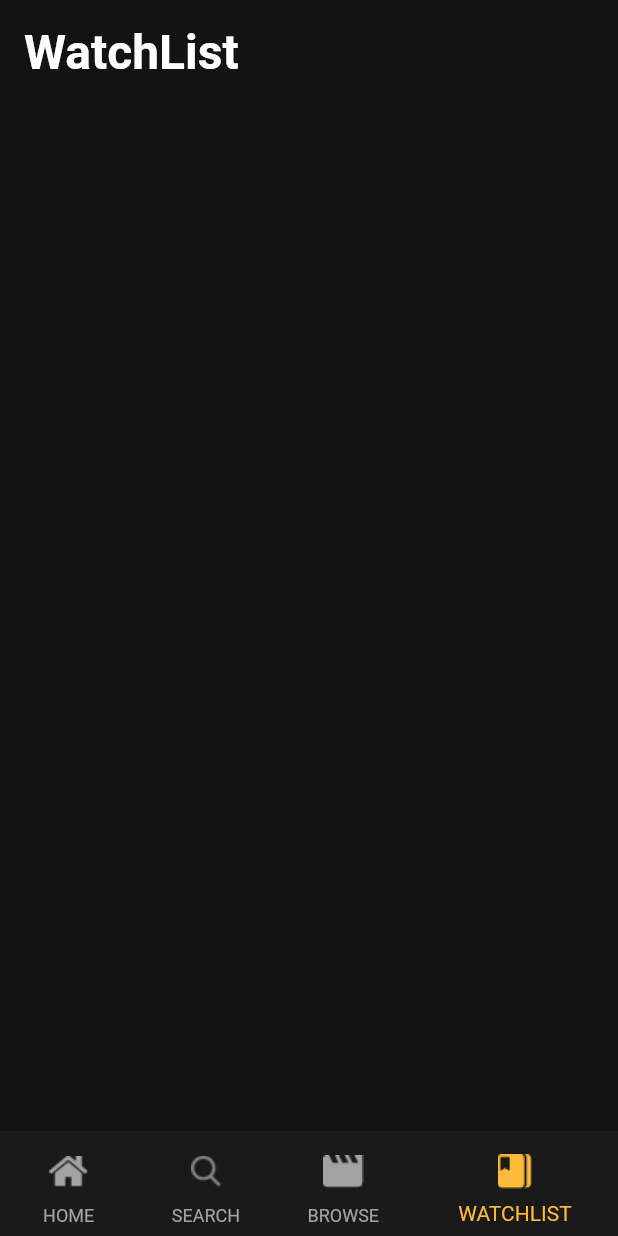
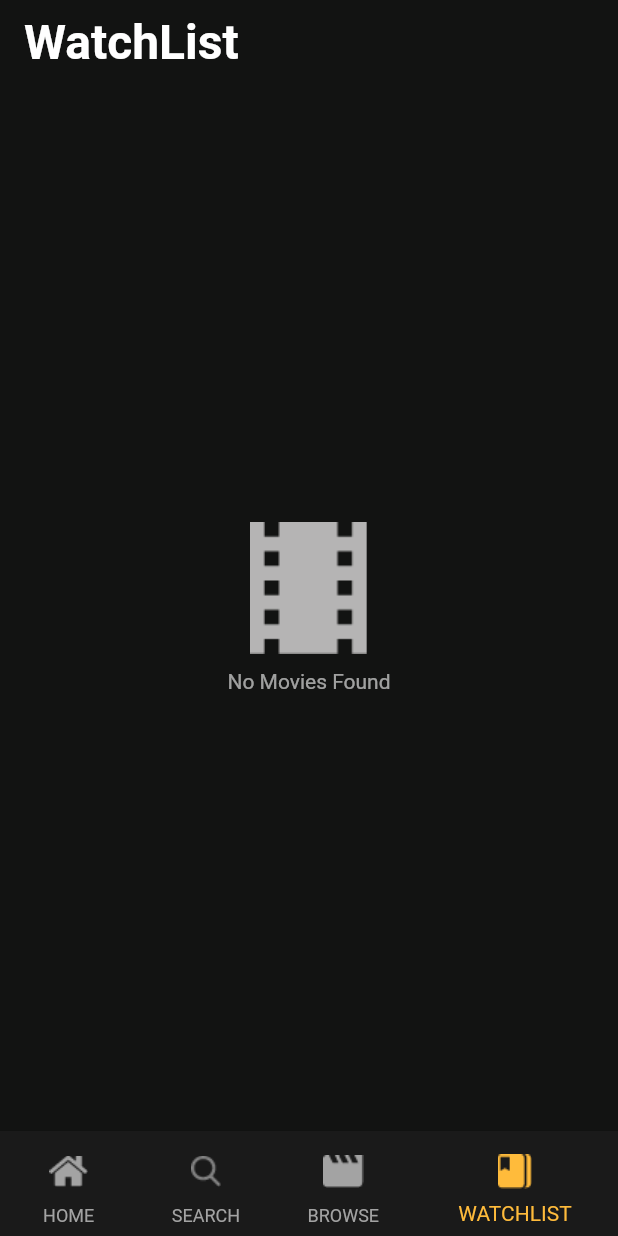
Before and after one commit to AntoniousEmadkamel/movie_app_route_project, a Flutter app: the screen it shows after launch, item 4 of the bottom bar chosen, on a phone screen of 412 x 824 dp. Run offline on Flutter 3.47's test engine with Material 2 defaults, Android fonts, the phone set to English and light mode, and no system bars; our stand-ins replace cached_network_image, carousel_slider, cloud_firestore, firebase_core, shared_preferences; accounts and stored records are empty; network calls fail.

Commit message:
no movies found in watchlist

```diff
--- a/lib/ui/screens/watchlist_fragment/watchlist_fragment.dart
+++ b/lib/ui/screens/watchlist_fragment/watchlist_fragment.dart
@@ -5,56 +5,77 @@ import 'package:movie_app_route_project/ui/screens/watchlist_fragment/watchlist_
 import '../../../database_utils/database_utils.dart';
 import '../../../models/movie_model.dart';
 
-
 class WatchlistTab extends StatefulWidget {
-
-
   @override
   State<WatchlistTab> createState() => _WatchlistTabState();
 }
 
 class _WatchlistTabState extends State<WatchlistTab> {
+
   @override
   Widget build(BuildContext context) {
+    List<Movie> messages = [];
     return SafeArea(
       child: Scaffold(
         backgroundColor: Color.fromRGBO(18, 19, 18, 1.0),
-        body: Column(
-          crossAxisAlignment: CrossAxisAlignment.start,
-          children: [
-            Padding(
-              padding: const EdgeInsets.all(16.0),
-              child: Text('WatchList',style: TextStyle(
+        appBar: AppBar(
+          backgroundColor: Colors.transparent,
+          elevation: 0.0,
+          title: const Text(
+            'WatchList',
+            style: TextStyle(
               color: Colors.white,
               fontSize: 32,
               fontWeight: FontWeight.bold,
-              ),),
             ),
-            Expanded(
+          ),
+        ),
+        body: messages.isEmpty
+            ? Column(
+                mainAxisAlignment: MainAxisAlignment.center,
+                crossAxisAlignment: CrossAxisAlignment.stretch,
+                children: [
+                  Center(child: Image.asset('assets/iconmaterial.png')),
+                  const SizedBox(
+                    height: 10,
+                  ),
+                  const Center(
+                    child: Text(
+                      'No Movies Found',
+                      style: TextStyle(
+                        color: Color.fromRGBO(255, 255, 255, 0.6),
+                      ),
+                    ),
+                  ),
+                ],
+              )
+            : Expanded(
                 child: StreamBuilder<QuerySnapshot<Movie>>(
                   stream: DatabaseUtils.readMoviesFormFirebase2(),
                   builder: (context, snapshot) {
                     if (snapshot.connectionState == ConnectionState.waiting) {
-                    return Center(child: CircularProgressIndicator(
+                      return Center(
+                          child: CircularProgressIndicator(
                         color: Color.fromRGBO(255, 187, 59, 1.0),
                       ));
                     }
-                  List<Movie> messages =
-                      snapshot.data?.docs.map((task) => task.data()).toList() ?? [];
-                  return  ListView.separated(
-                    separatorBuilder: (context, index) => Divider(color: Colors.grey,thickness: 1,),
+                    messages = snapshot.data?.docs
+                            .map((task) => task.data())
+                            .toList() ??
+                        [];
+                    setState(() {});
+                    return ListView.separated(
+                      separatorBuilder: (context, index) => Divider(
+                        color: Colors.grey,
+                        thickness: 1,
+                      ),
                       itemCount: messages.length,
                       itemBuilder: (context, index) {
-
                         return WatchListItem(messages[index]);
-
                       },
-
                     );
                   },
                 ),
-            ),
-          ],
               ),
       ),
     );
```
Lines whose indentation alone changed are shown as unchanged.
